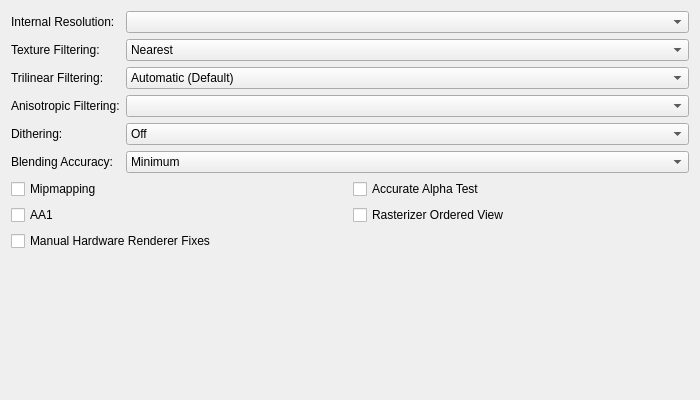
PCSX2/pcsx2, file pcsx2-qt/Settings/GraphicsHardwareRenderingSettingsTab.ui: the form before one commit.
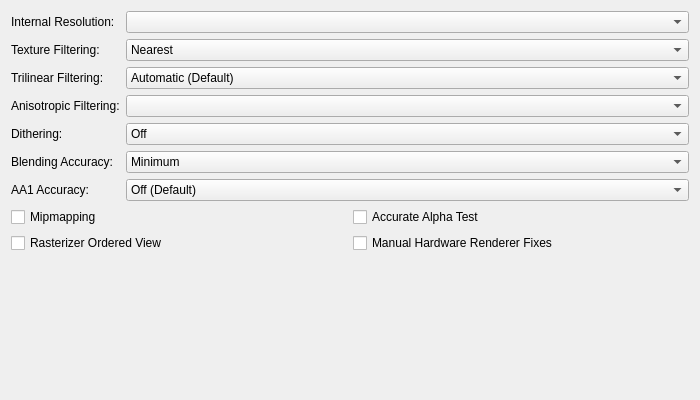
The form after the commit.

```diff
--- a/pcsx2-qt/Settings/GraphicsHardwareRenderingSettingsTab.ui
+++ b/pcsx2-qt/Settings/GraphicsHardwareRenderingSettingsTab.ui
@@ -48,7 +48,7 @@
      </item>
     </widget>
    </item>
-   <item row="6" column="0" colspan="2">
+   <item row="7" column="0" colspan="2">
     <layout class="QGridLayout" name="hardwareRenderingOptionsLayout">
      <item row="0" column="1">
       <widget class="QCheckBox" name="accurateAlphaTest">
@@ -65,20 +65,13 @@
       </widget>
      </item>
      <item row="1" column="0">
-      <widget class="QCheckBox" name="hwAA1">
-       <property name="text">
-        <string>AA1</string>
-       </property>
-      </widget>
-     </item>
-     <item row="1" column="1">
       <widget class="QCheckBox" name="rov">
         <property name="text">
          <string>Rasterizer Ordered View</string>
         </property>
       </widget>
      </item>
-     <item row="2" column="0">
+     <item row="1" column="1">
       <widget class="QCheckBox" name="enableHWFixes">
        <property name="text">
         <string>Manual Hardware Renderer Fixes</string>
@@ -181,6 +174,45 @@
      </item>
     </widget>
    </item>
+   <item row="6" column="0">
+    <widget class="QLabel" name="hwAA1Label">
+     <property name="text">
+      <string>AA1 Accuracy:</string>
+     </property>
+     <property name="buddy">
+      <cstring>hwAA1</cstring>
+     </property>
+    </widget>
+   </item>
+   <item row="6" column="1">
+    <widget class="QComboBox" name="hwAA1">
+     <item>
+      <property name="text">
+       <string>Off (Default)</string>
+      </property>
+     </item>
+     <item>
+      <property name="text">
+       <string>Lines Only</string>
+      </property>
+     </item>
+     <item>
+      <property name="text">
+       <string>Low</string>
+      </property>
+     </item>
+     <item>
+      <property name="text">
+       <string>Medium (Slow)</string>
+      </property>
+     </item>
+     <item>
+      <property name="text">
+       <string>High (Very Slow)</string>
+      </property>
+     </item>
+    </widget>
+   </item>
    <item row="2" column="1">
     <widget class="QComboBox" name="trilinearFiltering">
      <item>
@@ -225,7 +257,7 @@
      </property>
     </widget>
    </item>
-   <item row="7" column="0">
+   <item row="8" column="0">
     <spacer name="verticalSpacer">
      <property name="orientation">
       <enum>Qt::Orientation::Vertical</enum>
```
Left out of the diff: 20 changed lines with no effect on the pictures.
